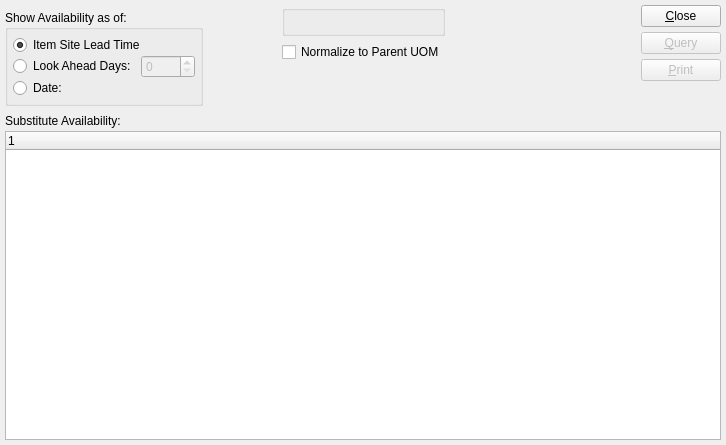
Before: the Qt Designer form xtuple/trunk/guiclient/dspSubstituteAvailabilityByItem.ui in WooodHead/xtuple, drawn with Qt 5.
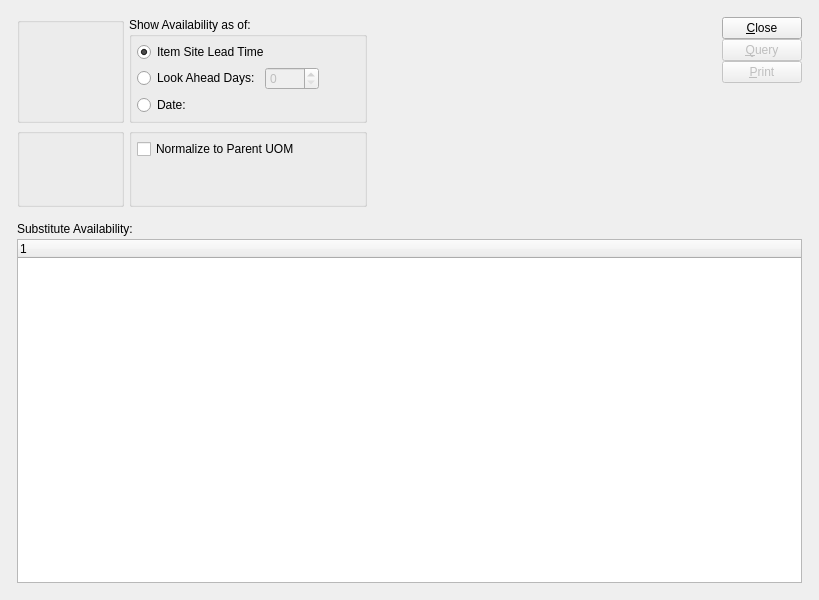
After: the same form once the commit is applied. Custom widgets are drawn as their Qt base class.

Patch:
```diff
--- a/xtuple/trunk/guiclient/dspSubstituteAvailabilityByItem.ui
+++ b/xtuple/trunk/guiclient/dspSubstituteAvailabilityByItem.ui
@@ -13,42 +13,52 @@
    <rect>
     <x>0</x>
     <y>0</y>
-    <width>726</width>
-    <height>445</height>
+    <width>819</width>
+    <height>600</height>
    </rect>
   </property>
   <property name="windowTitle" >
    <string>Substitute Availability by Root Item</string>
   </property>
-   <layout class="QVBoxLayout" name="verticalLayout_2" >
-    <item>
-     <layout class="QHBoxLayout" >
-      <property name="spacing" >
-       <number>6</number>
-      </property>
+  <layout class="QGridLayout" name="gridLayout_5" >
+   <item row="0" column="0" >
+    <layout class="QGridLayout" name="gridLayout_4" >
       <property name="margin" >
-       <number>0</number>
-      </property>
-      <item>
-       <layout class="QVBoxLayout" >
+      <number>12</number>
+     </property>
         <property name="spacing" >
-         <number>5</number>
-        </property>
-        <property name="margin" >
-         <number>0</number>
-        </property>
+      <number>12</number>
+     </property>
+     <item row="0" column="0" >
+      <layout class="QHBoxLayout" name="horizontalLayout" >
         <item>
+        <layout class="QGridLayout" name="gridLayout_3" >
+         <item row="0" column="0" >
+          <widget class="QGroupBox" name="_itemGroup" >
+           <property name="title" >
+            <string/>
+           </property>
+           <layout class="QGridLayout" name="gridLayout_2" >
+            <item row="0" column="0" >
          <widget class="ItemCluster" name="_item" />
         </item>
-        <item>
-         <layout class="QHBoxLayout" >
-          <property name="spacing" >
-           <number>0</number>
-          </property>
-          <property name="margin" >
-           <number>0</number>
-          </property>
-          <item>
+            <item row="0" column="1" >
+             <spacer name="horizontalSpacer" >
+              <property name="orientation" >
+               <enum>Qt::Horizontal</enum>
+              </property>
+              <property name="sizeHint" stdset="0" >
+               <size>
+                <width>0</width>
+                <height>20</height>
+               </size>
+              </property>
+             </spacer>
+            </item>
+           </layout>
+          </widget>
+         </item>
+         <item row="0" column="1" >
            <widget class="QGroupBox" name="_showByGroup" >
             <property name="minimumSize" >
              <size>
@@ -65,14 +75,8 @@
             <property name="title" >
              <string>Show Availability as of:</string>
             </property>
-            <layout class="QVBoxLayout" >
-             <property name="spacing" >
-              <number>0</number>
-             </property>
-             <property name="margin" >
-              <number>5</number>
-             </property>
-             <item>
+           <layout class="QGridLayout" name="gridLayout" >
+            <item row="0" column="0" colspan="3" >
               <widget class="QRadioButton" name="_leadTime" >
                <property name="text" >
                 <string>Item Site Lead Time</string>
@@ -82,15 +86,7 @@
                </property>
               </widget>
              </item>
-             <item>
-              <layout class="QHBoxLayout" >
-               <property name="spacing" >
-                <number>5</number>
-               </property>
-               <property name="margin" >
-                <number>0</number>
-               </property>
-               <item>
+            <item row="1" column="0" colspan="2" >
                 <widget class="QRadioButton" name="_byDays" >
                  <property name="enabled" >
                   <bool>true</bool>
@@ -100,7 +96,7 @@
                  </property>
                 </widget>
                </item>
-               <item>
+            <item row="1" column="2" >
                 <widget class="QSpinBox" name="_days" >
                  <property name="enabled" >
                   <bool>false</bool>
@@ -113,31 +109,31 @@
                  </property>
                 </widget>
                </item>
-              </layout>
-             </item>
-             <item>
-              <layout class="QHBoxLayout" >
-               <property name="spacing" >
-                <number>5</number>
-               </property>
-               <property name="margin" >
-                <number>0</number>
-               </property>
-               <item>
+            <item row="1" column="3" >
+             <spacer name="horizontalSpacer_2" >
+              <property name="orientation" >
+               <enum>Qt::Horizontal</enum>
+              </property>
+              <property name="sizeHint" stdset="0" >
+               <size>
+                <width>40</width>
+                <height>20</height>
+               </size>
+              </property>
+             </spacer>
+            </item>
+            <item row="2" column="0" >
                 <widget class="QRadioButton" name="_byDate" >
                  <property name="text" >
                   <string>Date:</string>
                  </property>
                 </widget>
                </item>
-               <item>
+            <item row="2" column="1" colspan="2" >
                 <layout class="QHBoxLayout" >
                  <property name="spacing" >
                   <number>0</number>
                  </property>
-                 <property name="margin" >
-                  <number>0</number>
-                 </property>
                  <item>
                   <widget class="DLineEdit" name="_date" >
                    <property name="enabled" >
@@ -176,101 +172,49 @@
                 </layout>
                </item>
               </layout>
-             </item>
-            </layout>
-           </widget>
-          </item>
-          <item>
-           <spacer>
-            <property name="orientation" >
-             <enum>Qt::Horizontal</enum>
-            </property>
-            <property name="sizeType" >
-             <enum>QSizePolicy::MinimumExpanding</enum>
-            </property>
-            <property name="sizeHint" stdset="0" >
-             <size>
-              <width>20</width>
-              <height>20</height>
-             </size>
-            </property>
-           </spacer>
-          </item>
-         </layout>
-        </item>
-       </layout>
-      </item>
-      <item>
-       <layout class="QVBoxLayout" >
-        <property name="spacing" >
-         <number>6</number>
-        </property>
-        <property name="margin" >
-         <number>0</number>
-        </property>
-        <item>
+          </widget>
+         </item>
+         <item row="1" column="0" >
          <widget class="WarehouseGroup" name="_warehouse" >
           <property name="title" >
            <string/>
           </property>
-         </widget>
-        </item>
-        <item>
-         <layout class="QHBoxLayout" >
-          <property name="spacing" >
-           <number>0</number>
-          </property>
-          <property name="margin" >
-           <number>0</number>
-          </property>
-          <item>
+           <property name="fixedSize" >
+            <bool>false</bool>
+           </property>
+          </widget>
+         </item>
+         <item row="1" column="1" >
+          <widget class="QGroupBox" name="_optionsGroup" >
+           <property name="title" >
+            <string/>
+           </property>
+           <layout class="QGridLayout" name="gridLayout_6" >
+            <item row="0" column="0" >
            <widget class="XCheckBox" name="_normalize" >
             <property name="text" >
              <string>Normalize to Parent UOM</string>
             </property>
            </widget>
           </item>
-          <item>
-           <spacer>
-            <property name="orientation" >
-             <enum>Qt::Horizontal</enum>
-            </property>
-            <property name="sizeType" >
-             <enum>QSizePolicy::Preferred</enum>
-            </property>
-            <property name="sizeHint" stdset="0" >
-             <size>
-              <width>0</width>
-              <height>20</height>
-             </size>
-            </property>
-           </spacer>
-          </item>
-         </layout>
-        </item>
-        <item>
-         <spacer>
+            <item row="1" column="0" >
+             <spacer name="verticalSpacer" >
           <property name="orientation" >
            <enum>Qt::Vertical</enum>
           </property>
           <property name="sizeHint" stdset="0" >
            <size>
-            <width>16</width>
-            <height>16</height>
+                <width>20</width>
+                <height>40</height>
            </size>
           </property>
          </spacer>
         </item>
        </layout>
-      </item>
-      <item>
-       <layout class="QHBoxLayout" >
-        <property name="spacing" >
-         <number>0</number>
-        </property>
-        <property name="margin" >
-         <number>0</number>
-        </property>
+          </widget>
+         </item>
+        </layout>
+       </item>
         <item>
          <spacer>
           <property name="orientation" >
@@ -292,15 +236,9 @@
           <property name="spacing" >
            <number>0</number>
           </property>
-          <property name="margin" >
-           <number>0</number>
-          </property>
           <item>
            <layout class="QVBoxLayout" >
             <property name="spacing" >
-             <number>5</number>
-            </property>
-            <property name="margin" >
              <number>0</number>
             </property>
             <item>
@@ -346,7 +284,7 @@
             <property name="sizeHint" stdset="0" >
              <size>
               <width>20</width>
-              <height>20</height>
+             <height>0</height>
              </size>
             </property>
            </spacer>
@@ -355,9 +293,7 @@
         </item>
        </layout>
       </item>
-     </layout>
-    </item>
-    <item>
+     <item row="1" column="0" >
      <widget class="QFrame" name="frame" >
       <property name="sizePolicy" >
        <sizepolicy vsizetype="Expanding" hsizetype="Preferred" >
@@ -405,6 +341,8 @@
      </widget>
     </item>
    </layout>
+   </item>
+  </layout>
  </widget>
  <layoutdefault spacing="5" margin="5" />
  <pixmapfunction>qPixmapFromMimeSource</pixmapfunction>
```
Left out of the diff: 2 changed lines with no effect on the pictures. Lines whose indentation alone changed are shown as unchanged.
